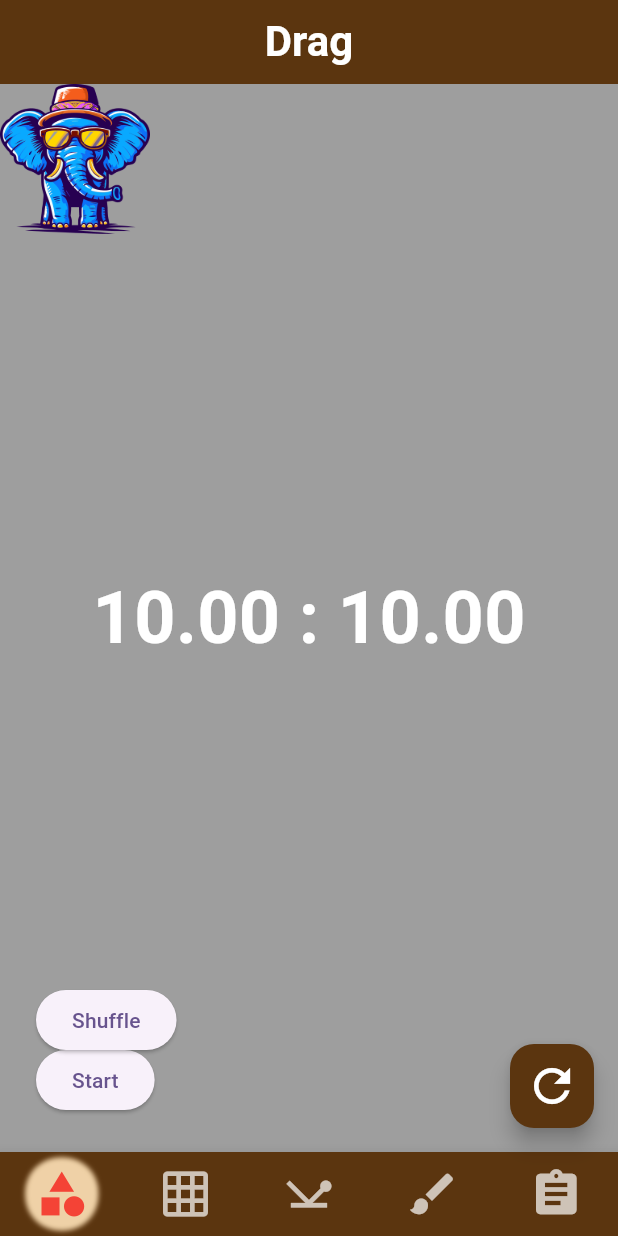
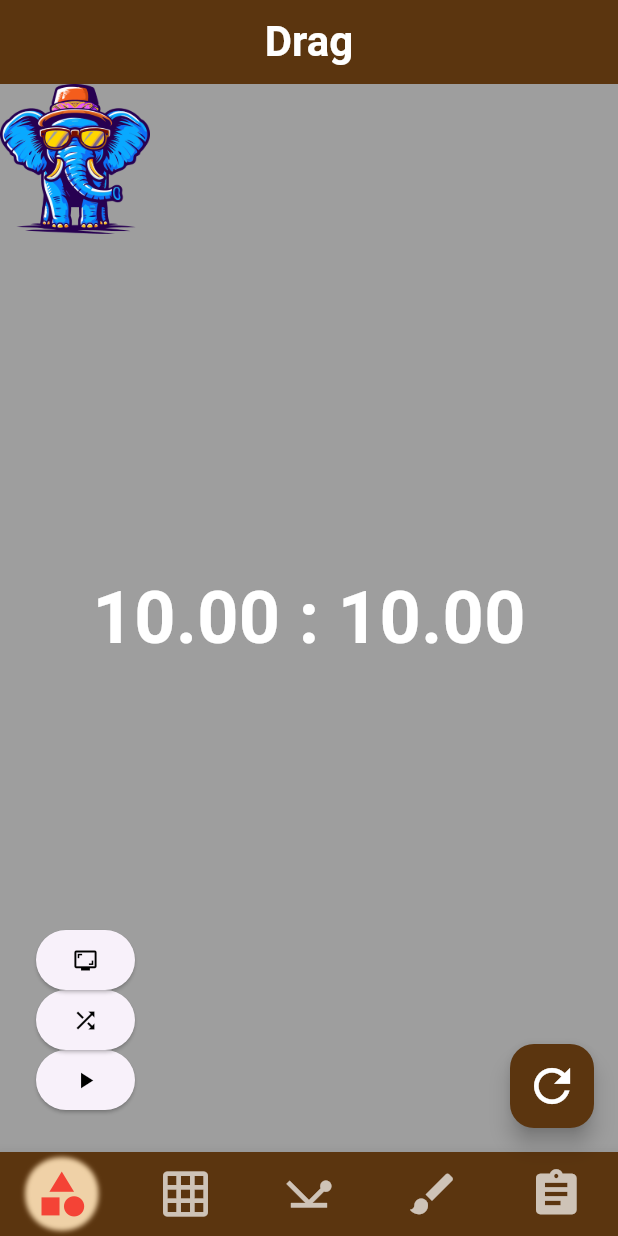
Before and after one commit to shogoisaji/animation_assets, a Flutter app: the screen it shows after launch, swiped to page 3, on a phone screen of 412 x 824 dp. Run offline on Flutter 3.47's test engine with Material 2 defaults, Android fonts, the light colour scheme and no system bars; our stand-ins replace flutter_hooks, flutter_riverpod, hooks_riverpod, riverpod_annotation; generated files the repository leaves out were written again; Roboto replaces fonts that are missing (M_PLUS_Rounded_1c).

Commit message:
reflect animation stateful

```diff
--- a/lib/animations/reflect_animation.dart
+++ b/lib/animations/reflect_animation.dart
@@ -1,3 +1,4 @@
+import 'package:animation_assets/state/animation_state_provider.dart';
 import 'package:flutter/material.dart';
 
 class ReflectAnimation extends StatefulWidget {
@@ -5,31 +6,47 @@ class ReflectAnimation extends StatefulWidget {
   final Size size;
   final Rect screen;
   final Offset defaultVelocity;
-  final AnimationController animationController;
+  // final AnimationController animationController;
 
-  ReflectAnimation(
+  const ReflectAnimation(
       {super.key,
       required this.child,
       required this.screen,
-      required this.animationController,
+      // required this.animationController,
       required this.defaultVelocity,
       required this.size});
 
   @override
-  _ReflectAnimationState createState() => _ReflectAnimationState();
+  ReflectAnimationState createState() => ReflectAnimationState();
 }
 
-class _ReflectAnimationState extends State<ReflectAnimation> {
+class ReflectAnimationState extends State<ReflectAnimation>
+    with SingleTickerProviderStateMixin {
+  late AnimationController animationController;
   late Animation<Offset> animation;
   Offset position = Offset.zero;
   late Offset velocity;
 
+  final AnimationStateControllerProvider animationState =
+      AnimationStateControllerProvider();
+
   @override
   void initState() {
     super.initState();
+    animationController =
+        AnimationController(vsync: this, duration: const Duration(seconds: 1));
     velocity = widget.defaultVelocity;
 
-    widget.animationController.addListener(() {
+    switch (animationState.animationControllerState) {
+      case AnimationStateController.start:
+        animationController.repeat();
+        break;
+      case AnimationStateController.stop:
+        animationController.stop();
+        break;
+    }
+
+    animationController.addListener(() {
       setState(() {
         if (position.dx < 0 ||
             position.dx > widget.screen.width - widget.size.width) {
@@ -43,8 +60,12 @@ class _ReflectAnimationState extends State<ReflectAnimation> {
         position += velocity;
       });
     });
+  }
 
-    print('animation widget : ${velocity}');
+  @override
+  void dispose() {
+    animationController.dispose();
+    super.dispose();
   }
 
   @override
@@ -55,13 +76,12 @@ class _ReflectAnimationState extends State<ReflectAnimation> {
         velocity = widget.defaultVelocity;
       });
     }
-    print('animation widget : ${velocity}');
   }
 
   @override
   Widget build(BuildContext context) {
     return AnimatedBuilder(
-        animation: widget.animationController,
+        animation: animationController,
         builder: (context, child) => Transform.translate(
               offset: position,
               child: widget.child,
--- a/lib/pages/reflect_page.dart
+++ b/lib/pages/reflect_page.dart
@@ -4,7 +4,7 @@ import 'package:animation_assets/animations/reflect_animation.dart';
 import 'package:flutter/material.dart';
 
 class ReflectPage extends StatefulWidget {
-  const ReflectPage({super.key});
+  const ReflectPage({Key? key}) : super(key: key);
 
   @override
   ReflectPageState createState() => ReflectPageState();
@@ -13,9 +13,8 @@ class ReflectPage extends StatefulWidget {
 const Size animationObjectSize = Size(100, 100);
 const int randomMax = 20;
 
-class ReflectPageState extends State<ReflectPage>
-    with SingleTickerProviderStateMixin {
-  late AnimationController animationController;
+class ReflectPageState extends State<ReflectPage> {
+  // late AnimationController animationController;
   Rect screenSize = Rect.zero;
   Offset animationObjectVelocity = const Offset(10, 10);
   bool isMoving = false;
@@ -28,26 +27,32 @@ class ReflectPageState extends State<ReflectPage>
             fit: BoxFit.fill, image: AssetImage('assets/images/elephant.png')),
       ));
 
-  @override
-  void initState() {
-    super.initState();
-    WidgetsBinding.instance.addPostFrameCallback((_) {
-      getScreenSize();
-    });
-    animationController =
-        AnimationController(duration: const Duration(seconds: 1), vsync: this);
-  }
+  final GlobalKey<ReflectAnimationState> _key =
+      GlobalKey<ReflectAnimationState>();
 
-  @override
-  void dispose() {
-    animationController.dispose();
-    super.dispose();
-  }
+  // @override
+  // void initState() {
+  //   super.initState();
+  //   // build後にスクリーンサイズを取得
+  //   // WidgetsBinding.instance.addPostFrameCallback((_) {
+  //   //   getScreenSize();
+  //   // });
+  //   // animationController =
+  //   //     AnimationController(duration: const Duration(seconds: 1), vsync: this);
+  // }
+
+  // @override
+  // void dispose() {
+  //   // animationController.stop();
+  //   // animationController.dispose();
+  //   super.dispose();
+  // }
 
   void getScreenSize() {
     final RenderBox? renderBox =
         _screenContainerKey.currentContext?.findRenderObject() as RenderBox?;
     final getScreenSize = renderBox?.size ?? Size.zero;
+
     setState(() {
       screenSize =
           Rect.fromLTRB(0, 0, getScreenSize.width, getScreenSize.height);
@@ -56,10 +61,9 @@ class ReflectPageState extends State<ReflectPage>
 
   void animationSwitch() {
     if (isMoving) {
-      animationController.reset();
-      animationController.stop();
+      _key.currentState?.animationController.stop();
     } else {
-      animationController.repeat();
+      _key.currentState?.animationController.repeat();
     }
   }
 
@@ -91,26 +95,42 @@ class ReflectPageState extends State<ReflectPage>
                   bottom: 24,
                   left: 24,
                   child: ElevatedButton(
-                      child:
-                          isMoving ? const Text('Stop') : const Text('Start'),
+                      child: isMoving
+                          ? const Icon(Icons.stop, color: Colors.black)
+                          : const Icon(Icons.play_arrow, color: Colors.black),
                       onPressed: () {
                         animationSwitch();
-                        isMoving = !isMoving;
+                        getScreenSize();
+                        setState(() {
+                          isMoving = !isMoving;
+                        });
                       })),
               Positioned(
                   bottom: 64,
                   left: 24,
                   child: ElevatedButton(
-                      child: const Text('Shuffle'),
+                      child: const Icon(Icons.shuffle, color: Colors.black),
                       onPressed: () {
+                        getScreenSize();
                         shuffleVelocity();
                         animationObjectVelocity = Offset(
                             Random().nextDouble() * randomMax,
                             Random().nextDouble() * randomMax);
                       })),
+              Positioned(
+                  bottom: 104,
+                  left: 24,
+                  child: ElevatedButton(
+                      child: const Icon(Icons.screenshot_monitor,
+                          color: Colors.black),
+                      onPressed: () {
+                        getScreenSize();
+                      })),
               ReflectAnimation(
+                  key: _key,
                   screen: screenSize,
-                  animationController: animationController,
+                  // animationController: AnimationController(
+                  //     duration: const Duration(seconds: 1),),
                   defaultVelocity: animationObjectVelocity,
                   size: animationObjectSize,
                   child: animationObject),
--- /dev/null
+++ b/lib/state/animation_state_provider.dart
@@ -0,0 +1,23 @@
+import 'package:flutter/material.dart';
+
+enum AnimationStateController {
+  start,
+  stop,
+}
+
+class AnimationStateControllerProvider extends ChangeNotifier {
+  late AnimationStateController animationControllerState;
+
+  AnimationStateControllerProvider() {
+    animationControllerState = AnimationStateController.stop;
+    notifyListeners();
+  }
+
+  changeStatus() {
+    if (animationControllerState == AnimationStateController.start) {
+      animationControllerState = AnimationStateController.stop;
+    } else {
+      animationControllerState = AnimationStateController.start;
+    }
+  }
+}
--- a/pubspec.yaml
+++ b/pubspec.yaml
@@ -15,6 +15,7 @@ dependencies:
 
   flutter_hooks:
   hooks_riverpod:
+  provider: ^6.1.0
 
 dev_dependencies:
   flutter_test:
```
Also changed, not shown: lib/state/state.dart (+19 -0 lines), lib/state/state.g.dart, pubspec.lock.
